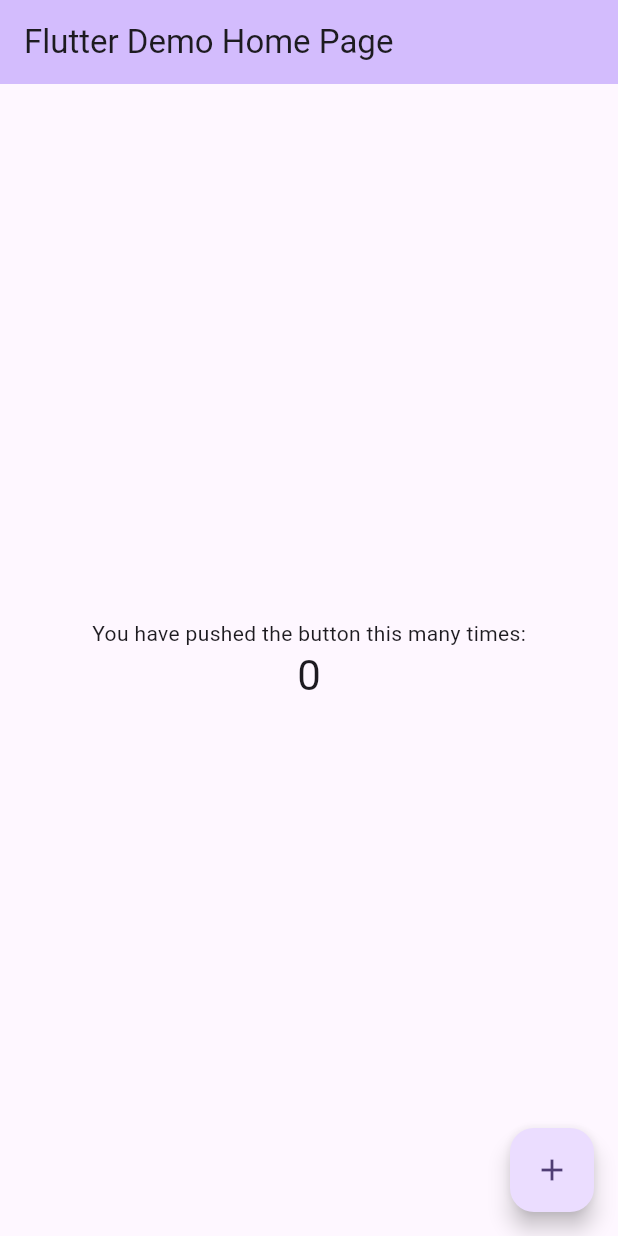
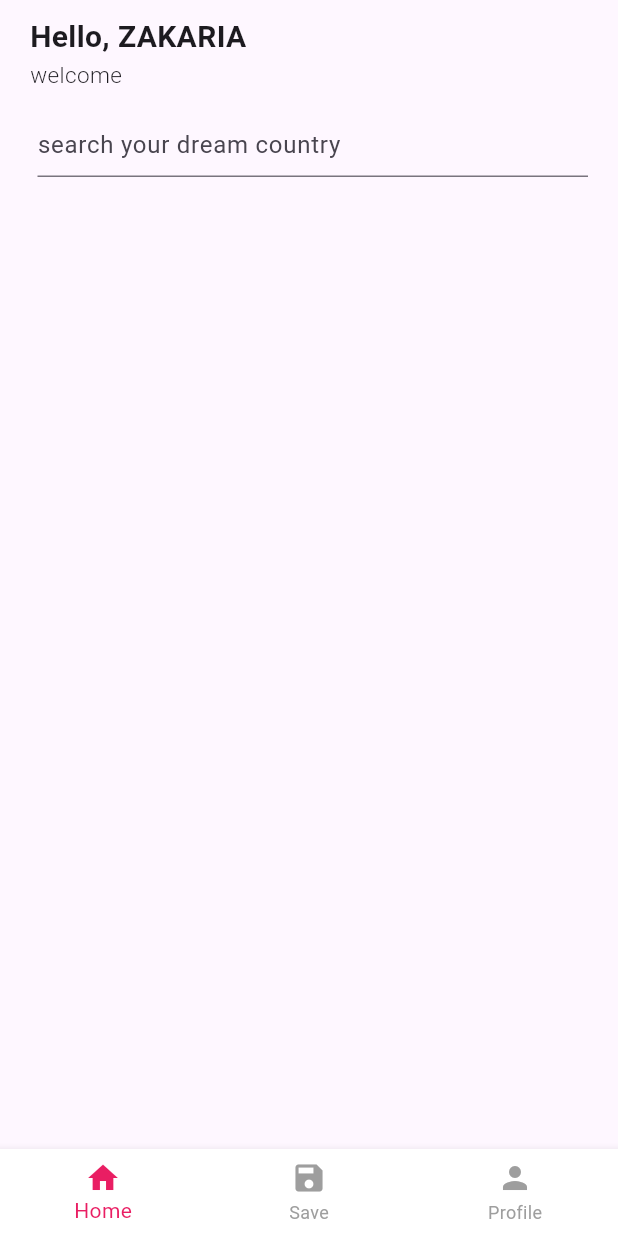
Before and after one commit to mm-zakaria/Study-Abroad-Info, a Flutter app: the screen it shows after launch, on a phone screen of 412 x 824 dp. Run offline on Flutter 3.47's test engine with Material 3 defaults, Android fonts, the light colour scheme and no system bars.

Commit message:
botton nav bar done

```diff
--- /dev/null
+++ b/lib/bottom_nav_controller.dart
@@ -0,0 +1,43 @@
+import 'package:flutter/material.dart';
+import 'package:study_abroad_info/pages/homepage.dart';
+import 'package:study_abroad_info/pages/profile.dart';
+import 'package:study_abroad_info/pages/save.dart';
+
+class BottomNavController extends StatefulWidget {
+  const BottomNavController({super.key});
+
+  @override
+  State<BottomNavController> createState() => _BottomNavControllerState();
+}
+
+class _BottomNavControllerState extends State<BottomNavController> {
+  int _currentIndex = 0;
+  final _pages = [
+    Homepage(),
+    Profile(),
+    Save(),
+  ];
+
+  @override
+  Widget build(BuildContext context) {
+    return Scaffold(
+      bottomNavigationBar: BottomNavigationBar(
+          backgroundColor: Colors.white,
+          elevation: 5,
+          selectedItemColor: Colors.pink,
+          unselectedItemColor: Colors.grey,
+          onTap: (value) {
+            setState(() {
+              _currentIndex = value;
+            });
+          },
+          currentIndex: _currentIndex,
+          items: [
+            BottomNavigationBarItem(icon: Icon(Icons.home), label: 'Home'),
+            BottomNavigationBarItem(icon: Icon(Icons.save), label: 'Save'),
+            BottomNavigationBarItem(icon: Icon(Icons.person), label: 'Profile'),
+          ]),
+      body: _pages[_currentIndex],
+    );
+  }
+}
--- a/lib/main.dart
+++ b/lib/main.dart
@@ -1,4 +1,5 @@
 import 'package:flutter/material.dart';
+import 'package:study_abroad_info/bottom_nav_controller.dart';
 
 void main() {
   runApp(const MyApp());
@@ -10,116 +11,9 @@
   // This widget is the root of your application.
   @override
   Widget build(BuildContext context) {
-    return MaterialApp(
-      title: 'Flutter Demo',
-      theme: ThemeData(
-        // This is the theme of your application.
-        //
-        // TRY THIS: Try running your application with "flutter run". You'll see
-        // the application has a purple toolbar. Then, without quitting the app,
-        // try changing the seedColor in the colorScheme below to Colors.green
-        // and then invoke "hot reload" (save your changes or press the "hot
-        // reload" button in a Flutter-supported IDE, or press "r" if you used
-        // the command line to start the app).
-        //
-        // Notice that the counter didn't reset back to zero; the application
-        // state is not lost during the reload. To reset the state, use hot
-        // restart instead.
-        //
-        // This works for code too, not just values: Most code changes can be
-        // tested with just a hot reload.
-        colorScheme: ColorScheme.fromSeed(seedColor: Colors.deepPurple),
-        useMaterial3: true,
-      ),
-      home: const MyHomePage(title: 'Flutter Demo Home Page'),
+    return const MaterialApp(
+      debugShowCheckedModeBanner: false,
+      home: BottomNavController(),
     );
   }
 }
-
-class MyHomePage extends StatefulWidget {
-  const MyHomePage({super.key, required this.title});
-
-  // This widget is the home page of your application. It is stateful, meaning
-  // that it has a State object (defined below) that contains fields that affect
-  // how it looks.
-
-  // This class is the configuration for the state. It holds the values (in this
-  // case the title) provided by the parent (in this case the App widget) and
-  // used by the build method of the State. Fields in a Widget subclass are
-  // always marked "final".
-
-  final String title;
-
-  @override
-  State<MyHomePage> createState() => _MyHomePageState();
-}
-
-class _MyHomePageState extends State<MyHomePage> {
-  int _counter = 0;
-
-  void _incrementCounter() {
-    setState(() {
-      // This call to setState tells the Flutter framework that something has
-      // changed in this State, which causes it to rerun the build method below
-      // so that the display can reflect the updated values. If we changed
-      // _counter without calling setState(), then the build method would not be
-      // called again, and so nothing would appear to happen.
-      _counter++;
-    });
-  }
-
-  @override
-  Widget build(BuildContext context) {
-    // This method is rerun every time setState is called, for instance as done
-    // by the _incrementCounter method above.
-    //
-    // The Flutter framework has been optimized to make rerunning build methods
-    // fast, so that you can just rebuild anything that needs updating rather
-    // than having to individually change instances of widgets.
-    return Scaffold(
-      appBar: AppBar(
-        // TRY THIS: Try changing the color here to a specific color (to
-        // Colors.amber, perhaps?) and trigger a hot reload to see the AppBar
-        // change color while the other colors stay the same.
-        backgroundColor: Theme.of(context).colorScheme.inversePrimary,
-        // Here we take the value from the MyHomePage object that was created by
-        // the App.build method, and use it to set our appbar title.
-        title: Text(widget.title),
-      ),
-      body: Center(
-        // Center is a layout widget. It takes a single child and positions it
-        // in the middle of the parent.
-        child: Column(
-          // Column is also a layout widget. It takes a list of children and
-          // arranges them vertically. By default, it sizes itself to fit its
-          // children horizontally, and tries to be as tall as its parent.
-          //
-          // Column has various properties to control how it sizes itself and
-          // how it positions its children. Here we use mainAxisAlignment to
-          // center the children vertically; the main axis here is the vertical
-          // axis because Columns are vertical (the cross axis would be
-          // horizontal).
-          //
-          // TRY THIS: Invoke "debug painting" (choose the "Toggle Debug Paint"
-          // action in the IDE, or press "p" in the console), to see the
-          // wireframe for each widget.
-          mainAxisAlignment: MainAxisAlignment.center,
-          children: <Widget>[
-            const Text(
-              'You have pushed the button this many times:',
-            ),
-            Text(
-              '$_counter',
-              style: Theme.of(context).textTheme.headlineMedium,
-            ),
-          ],
-        ),
-      ),
-      floatingActionButton: FloatingActionButton(
-        onPressed: _incrementCounter,
-        tooltip: 'Increment',
-        child: const Icon(Icons.add),
-      ), // This trailing comma makes auto-formatting nicer for build methods.
-    );
-  }
-}
--- /dev/null
+++ b/lib/pages/homepage.dart
@@ -0,0 +1,42 @@
+import 'package:flutter/material.dart';
+
+class Homepage extends StatelessWidget {
+  const Homepage({super.key});
+
+  @override
+  Widget build(BuildContext context) {
+    return Scaffold(
+      body: SafeArea(
+        child: Padding(
+          padding: const EdgeInsets.only(top: 10, left: 20),
+          child: Column(
+            crossAxisAlignment: CrossAxisAlignment.start,
+            children: [
+              Text(
+                "Hello, ZAKARIA",
+                style: TextStyle(fontSize: 20, fontWeight: FontWeight.w600),
+              ),
+              Text(
+                "welcome",
+                style: TextStyle(fontSize: 15, fontWeight: FontWeight.w300),
+              ),
+              SizedBox(
+                height: 10,
+              ),
+              Padding(
+                padding: const EdgeInsets.only(left: 5, right: 20),
+                child: TextField(
+                  decoration: InputDecoration(
+                    suffix: Icon(Icons.search),
+                    hintText: "search your dream country",
+                    hintTextDirection: TextDirection.ltr,
+                  ),
+                ),
+              ),
+            ],
+          ),
+        ),
+      ),
+    );
+  }
+}
--- /dev/null
+++ b/lib/pages/profile.dart
@@ -0,0 +1,10 @@
+import 'package:flutter/material.dart';
+
+class Profile extends StatelessWidget {
+  const Profile({super.key});
+
+  @override
+  Widget build(BuildContext context) {
+    return const Placeholder();
+  }
+}
--- /dev/null
+++ b/lib/pages/save.dart
@@ -0,0 +1,10 @@
+import 'package:flutter/material.dart';
+
+class Save extends StatelessWidget {
+  const Save({super.key});
+
+  @override
+  Widget build(BuildContext context) {
+    return const Placeholder();
+  }
+}
```
